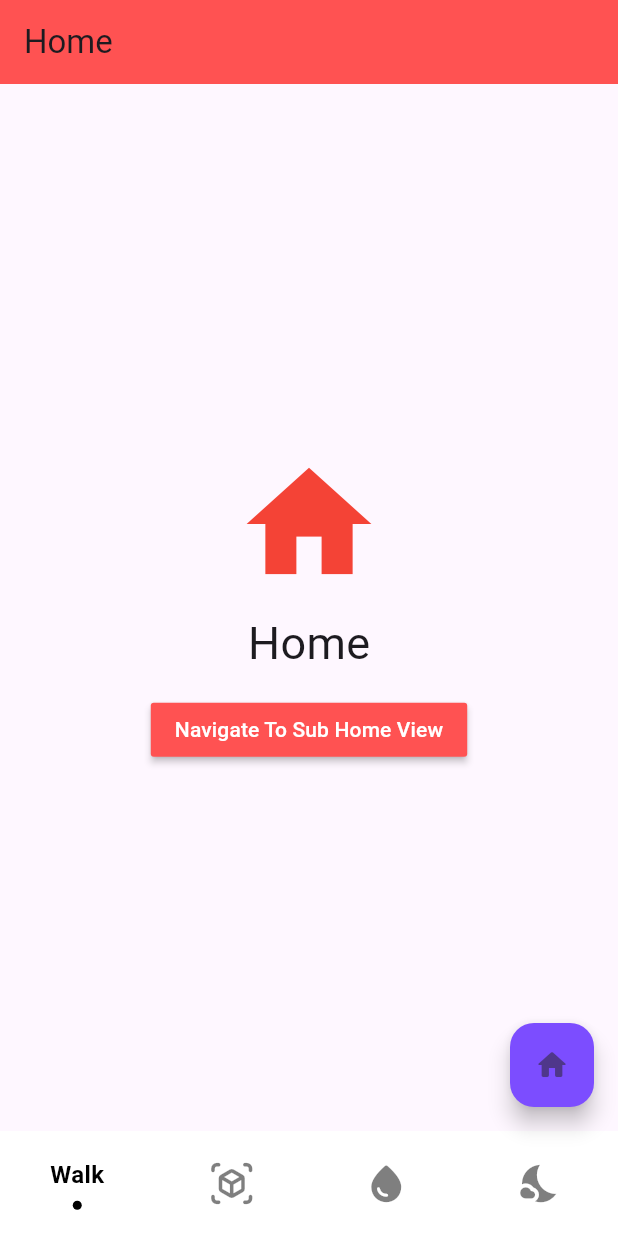
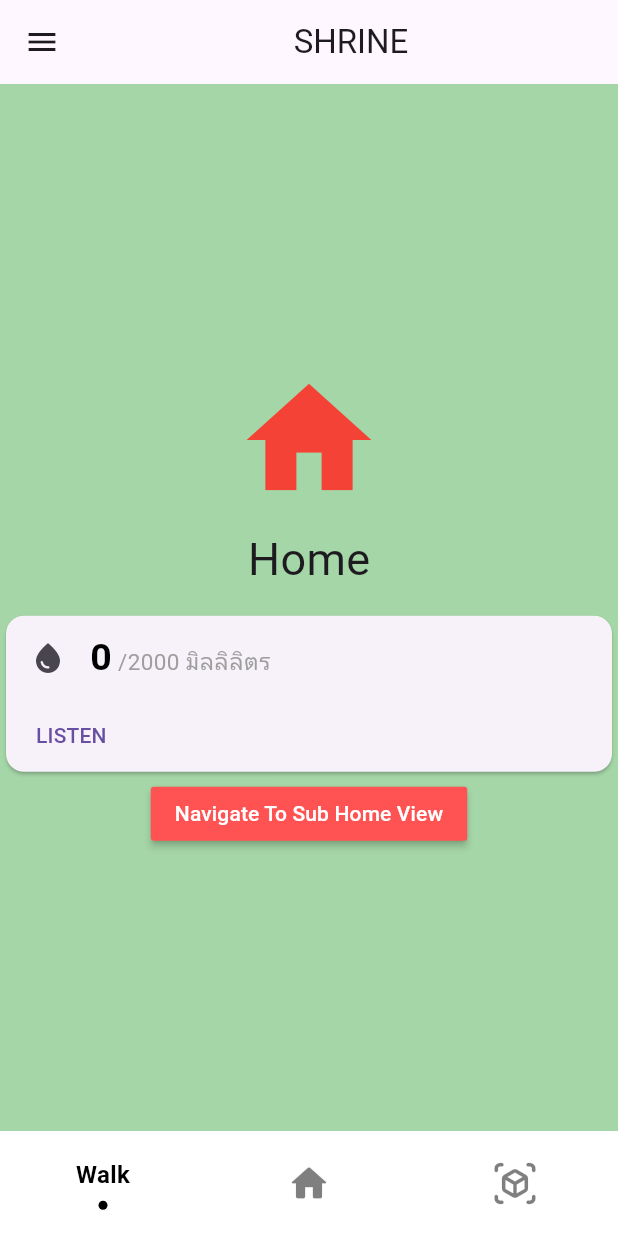
Before and after one commit to KENTHN658/Healthy-Habits, a Flutter app: the screen it shows after launch, on a phone screen of 412 x 824 dp. Run offline on Flutter 3.47's test engine with Material 3 defaults, Android fonts, the phone set to English and light mode, and no system bars; drawn by our look-alikes of sliding_clipped_nav_bar; our stand-ins replace go_router.

Commit message:
update ui

```diff
--- a/lib/navigation/app_navigation.dart
+++ b/lib/navigation/app_navigation.dart
@@ -5,6 +5,7 @@ import 'package:mobiletest3/views/home/sub_home_view.dart';
 import 'package:mobiletest3/views/player/player_view.dart';
 import 'package:mobiletest3/views/settings/settings_view.dart';
 import 'package:mobiletest3/views/settings/sub_setting_view.dart';
+import 'package:mobiletest3/views/home/sleep/sleep_view.dart';
 import 'package:mobiletest3/views/wrapper/main_wrapper.dart';
 
 class AppNavigation {
@@ -102,6 +103,7 @@ class AppNavigation {
           key: state.pageKey,
         ),
       )
+
     ],
   );
 }
--- a/lib/views/home/home_view.dart
+++ b/lib/views/home/home_view.dart
@@ -1,5 +1,6 @@
 import 'package:flutter/material.dart';
 import 'package:go_router/go_router.dart';
+import 'dart:async';
 
 class HomeView extends StatefulWidget {
   const HomeView({super.key});
@@ -12,11 +13,9 @@ class _HomeViewState extends State<HomeView> {
   @override
   Widget build(BuildContext context) {
     return Scaffold(
-      appBar: AppBar(
-        backgroundColor: Colors.redAccent,
-        title: const Text("Home"),
-      ),
-      body: SizedBox(
+      body: Container(
+        color: Colors.green.shade200,
+        child: SizedBox(
           width: double.infinity,
           height: double.infinity,
           child: Column(
@@ -37,10 +36,11 @@ class _HomeViewState extends State<HomeView> {
               const SizedBox(
                 height: 12,
               ),
+              CardExample(),
               MaterialButton(
                 color: Colors.redAccent,
                 onPressed: () {
-                context.goNamed("subHome");
+                  Navigator.pushNamed(context, "subHome");
                 },
                 child: const Text(
                   "Navigate To Sub Home View",
@@ -50,6 +50,74 @@ class _HomeViewState extends State<HomeView> {
             ],
           ),
         ),
+      ),
     );
   }
 }
+
+
+
+class CardExample extends StatefulWidget {
+  @override
+  State<CardExample> createState() => _CardExampleState();
+}
+
+class _CardExampleState extends State<CardExample> {
+  int _counter = 0;
+
+  void _incrementCounter() {
+    setState(() {
+      _counter = _counter + 250 ;
+    });
+  }
+
+  @override
+  Widget build(BuildContext context) {
+    return Center(
+      child: Card(
+        child: Column(
+          mainAxisSize: MainAxisSize.min,
+          children: <Widget>[
+            ListTile(
+              leading: Icon(Icons.water_drop),
+              title: RichText(
+                text: TextSpan(
+                  style: DefaultTextStyle.of(context).style,
+                  children: <TextSpan>[
+                    TextSpan(
+                      text: '$_counter',
+                      style: TextStyle(
+                        color: Colors.black, // Change the color of _counter
+                        fontWeight: FontWeight.bold, // Make _counter bold
+                        fontSize: 25, // Increase the font size of _counter
+                      ),
+                    ),
+                    TextSpan(
+                      text: ' /2000 มิลลิลิตร',
+                      style: TextStyle(
+                        color: Colors.grey, // Color of "/2000 มิลลิลิตร"
+                        fontSize: 15, // Font size of "/2000 มิลลิลิตร"
+                      ),
+                    ),
+                  ],
+                ),
+              ),
+            ),
+
+            Row(
+              mainAxisAlignment: MainAxisAlignment.start,
+              children: <Widget>[
+                const SizedBox(width: 8),
+                TextButton(
+                  child: const Text('LISTEN'),
+                  onPressed: () {_incrementCounter(); },
+                ),
+                const SizedBox(width: 8),
+              ],
+            ),
+          ],
+        ),
+      ),
+    );
+  }
+}
--- a/lib/views/home/sub_home_view.dart
+++ b/lib/views/home/sub_home_view.dart
@@ -11,10 +11,6 @@ class _SubHomeViewState extends State<SubHomeView> {
   @override
   Widget build(BuildContext context) {
     return Scaffold(
-      appBar: AppBar(
-        backgroundColor: Colors.red,
-        title: const Text("Sub Home View"),
-      ),
       body: SizedBox(
         width: double.infinity,
         height: double.infinity,
--- a/lib/views/settings/settings_view.dart
+++ b/lib/views/settings/settings_view.dart
@@ -12,10 +12,6 @@ class _SettingsViewState extends State<SettingsView> {
   @override
   Widget build(BuildContext context) {
     return Scaffold(
-      appBar: AppBar(
-        backgroundColor: Colors.indigoAccent,
-        title: const Text("Settings"),
-      ),
       body: SizedBox(
         width: double.infinity,
         height: double.infinity,
--- a/lib/views/settings/sub_setting_view.dart
+++ b/lib/views/settings/sub_setting_view.dart
@@ -11,10 +11,6 @@ class _SubSettingsViewState extends State<SubSettingsView> {
   @override
   Widget build(BuildContext context) {
     return Scaffold(
-      appBar: AppBar(
-        backgroundColor: Colors.indigo,
-        title: const Text("Sub Settings View"),
-      ),
       body: SizedBox(
         width: double.infinity,
         height: double.infinity,
--- /dev/null
+++ b/lib/views/sleep/sleep_view.dart
@@ -0,0 +1 @@
+// TODO Implement this library.
--- a/lib/views/wrapper/main_wrapper.dart
+++ b/lib/views/wrapper/main_wrapper.dart
@@ -26,17 +26,29 @@ class _MainWrapperState extends State<MainWrapper> {
   @override
   Widget build(BuildContext context) {
     return Scaffold(
+      appBar: AppBar(
+        leading: IconButton(
+          icon: const Icon(
+            Icons.menu,
+            semanticLabel: 'menu',
+          ),
+          onPressed: () {
+            print('Menu button');
+          },
+        ),
+        title: Center(child: const Text('SHRINE')),
+      ),
       body: SizedBox(
         width: double.infinity,
         height: double.infinity,
         child: widget.navigationShell,
       ),
-      floatingActionButton: FloatingActionButton(
-          onPressed: () {
-            context.push(context.namedLocation('Player'));
-          },
-          backgroundColor: Colors.deepPurpleAccent,
-          child: const Icon(Icons.home_rounded)),
+      // floatingActionButton: FloatingActionButton(
+      //     onPressed: () {
+      //       context.push(context.namedLocation('Player'));
+      //     },
+      //     backgroundColor: Colors.deepPurpleAccent,
+      //     child: const Icon(Icons.home_rounded)),
       bottomNavigationBar: SlidingClippedNavBar(
         backgroundColor: Colors.white,
         onButtonPressed: (index) {
@@ -54,17 +66,14 @@ class _MainWrapperState extends State<MainWrapper> {
             title: 'Walk',
           ),
           BarItem(
+            icon: Icons.home_rounded,
+            title: 'Home',
+          ),
+          BarItem(
             icon: Icons.view_in_ar_rounded,
             title: 'AR',
           ),
-          BarItem(
-            icon: Icons.water_drop_rounded,
-            title: 'Water',
-          ),
-          BarItem(
-            icon: Icons.nights_stay_sharp,
-            title: 'Sleep',
-          ),
+
         ],
       ),
     );
```
Also changed, not shown: lib/views/home/sleep/sleep_view.dart (added, +19 -0 lines). Lines whose indentation alone changed are shown as unchanged.
